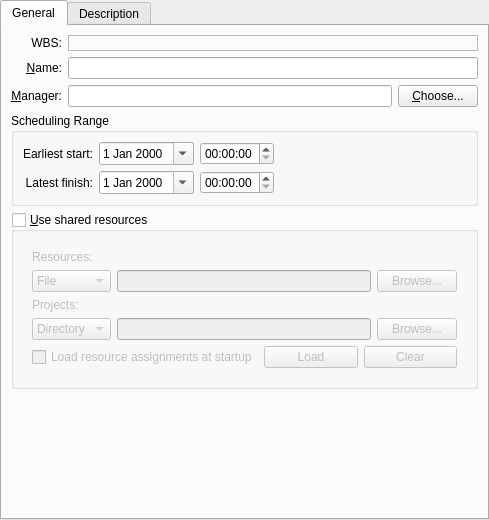
Before: the Qt Designer form src/libs/ui/kptmainprojectpanelbase.ui in KDE/calligraplan, drawn with Qt 5.
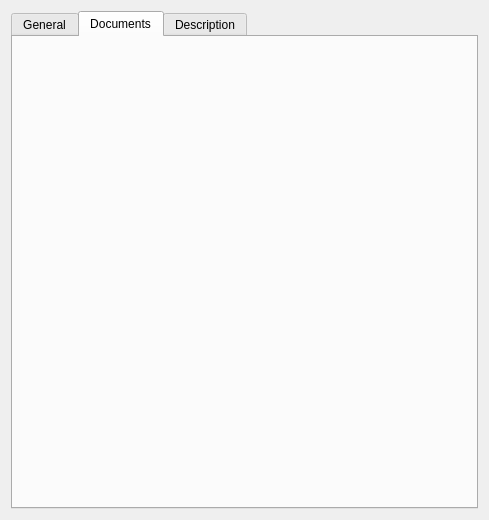
After: the same form once the commit is applied. Icons and pictures are not drawn. Custom widgets are drawn as their Qt base class.

Commit message:
Add documents to project dialog
Also enables context menu for project in relevant views.

What changed in the file:
```diff
--- a/src/libs/ui/kptmainprojectpanelbase.ui
+++ b/src/libs/ui/kptmainprojectpanelbase.ui
@@ -14,23 +14,11 @@
   <property name="locale">
    <locale language="C" country="AnyCountry"/>
   </property>
-  <layout class="QVBoxLayout" name="verticalLayout_4">
-   <property name="leftMargin">
-    <number>0</number>
-   </property>
-   <property name="topMargin">
-    <number>0</number>
-   </property>
-   <property name="rightMargin">
-    <number>0</number>
-   </property>
-   <property name="bottomMargin">
-    <number>0</number>
-   </property>
+  <layout class="QVBoxLayout" name="verticalLayout_7">
    <item>
     <widget class="QTabWidget" name="tabWidget">
      <property name="currentIndex">
-      <number>0</number>
+      <number>1</number>
      </property>
      <widget class="QWidget" name="tab">
       <attribute name="title">
@@ -345,6 +333,20 @@
        </item>
       </layout>
      </widget>
+     <widget class="QWidget" name="tab_3">
+      <attribute name="title">
+       <string>Documents</string>
+      </attribute>
+      <layout class="QVBoxLayout" name="verticalLayout_8">
+       <item>
+        <widget class="QWidget" name="widget" native="true">
+         <property name="enabled">
+          <bool>false</bool>
+         </property>
+        </widget>
+       </item>
+      </layout>
+     </widget>
      <widget class="QWidget" name="tab_2">
       <attribute name="title">
        <string>Description</string>
```
The commit also changes 11 other files.
